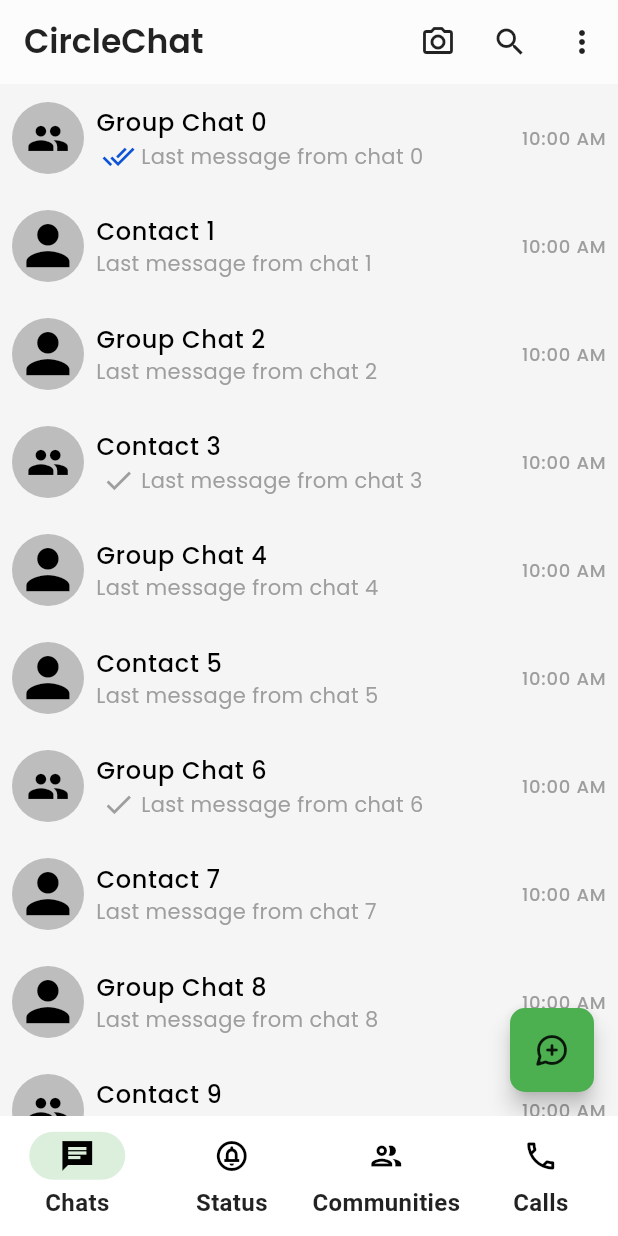
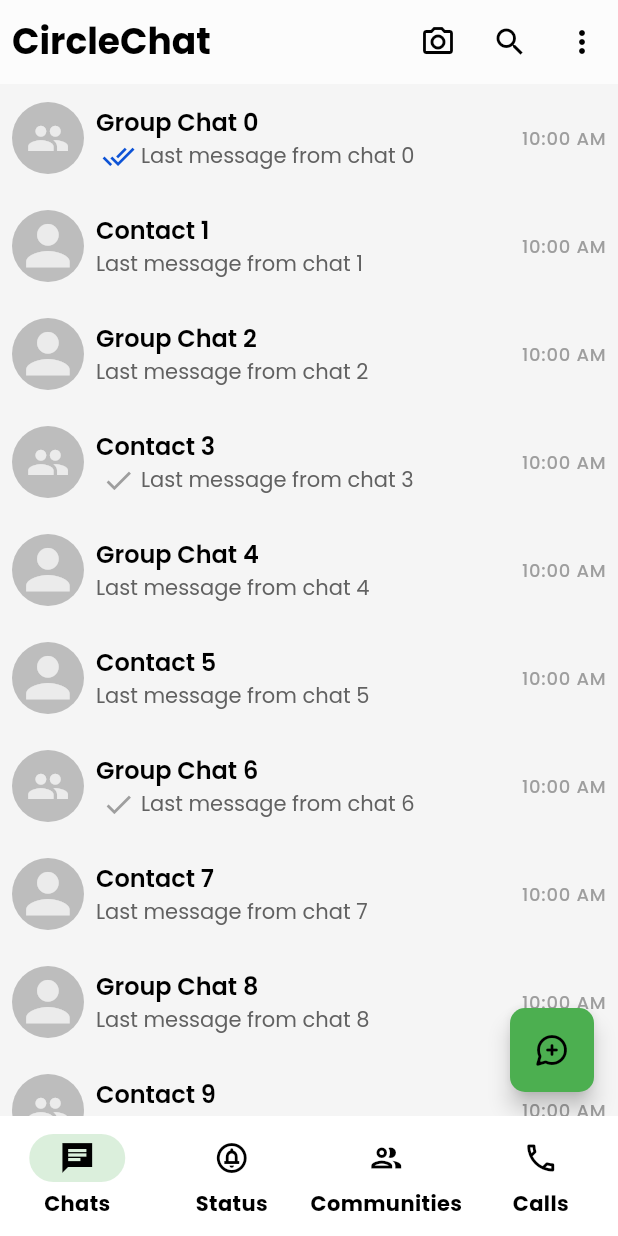
Before and after one commit to yabeye/circlechat_app, a Flutter app: the screen it shows after launch, on a phone screen of 412 x 824 dp. Run offline on Flutter 3.47's test engine with Material 3 defaults, Android fonts, the phone set to English and light mode, and no system bars; our stand-ins replace cloud_firestore, equatable, firebase_auth, firebase_core, firebase_storage, flutter_bloc and 11 more; accounts and stored records are empty.

Commit message:
Refactor navigation and chat components; enhance app colors and profile screen

```diff
--- a/lib/core/constants/asset_files.dart
+++ b/lib/core/constants/asset_files.dart
@@ -20,6 +20,7 @@ abstract class KIcons {
           child: Icon(
             Icons.person,
             size: size * .9,
+            color: AppColors.textDark,
           ),
         ),
       );
@@ -33,6 +34,7 @@ abstract class KIcons {
         child: Icon(
           Icons.group,
           size: size * .6,
+          color: AppColors.textDark,
         ),
       );
 }
--- a/lib/core/navigation/app_router.dart
+++ b/lib/core/navigation/app_router.dart
@@ -2,6 +2,7 @@ import 'package:circlechat_app/presentation/screens/auth/otp_screen.dart';
 import 'package:circlechat_app/presentation/screens/auth/phone_auth_screen.dart';
 import 'package:circlechat_app/presentation/screens/home/home_screen.dart';
 import 'package:circlechat_app/presentation/screens/profile/edit_profile_screen.dart';
+import 'package:circlechat_app/presentation/screens/settings/settings_screen.dart';
 import 'package:circlechat_app/presentation/screens/walkthrough/walkthrough_screen.dart';
 import 'package:go_router/go_router.dart';
 import 'package:circlechat_app/presentation/screens/splash/splash_screen.dart';
@@ -14,6 +15,7 @@ class AppRouter {
   static const String editProfile = '/edit-profile';
   static const String home = '/';
   static const String chat = '/chat/:chatId';
+  static const String settings = '/settings';
 
   static GoRouter router = GoRouter(
     initialLocation: home,
@@ -42,6 +44,10 @@ class AppRouter {
         path: home,
         builder: (context, state) => const HomeScreen(),
       ),
+      GoRoute(
+        path: settings,
+        builder: (context, state) => const SettingsScreen(),
+      ),
       // GoRoute(
       //   path: chatList,
       //   builder: (context, state) => ChatListScreen(),
--- a/lib/core/navigation/navigation_helper.dart
+++ b/lib/core/navigation/navigation_helper.dart
@@ -16,10 +16,11 @@ class NavigationHelper {
         path = path.replaceAll(':$key', value);
       });
     }
+
     if (replace) {
       context.go(path);
     } else {
-      context.go(path);
+      context.push(path);
     }
   }
 }
--- a/lib/core/theme/app_colors.dart
+++ b/lib/core/theme/app_colors.dart
@@ -3,14 +3,32 @@ import 'package:flutter/material.dart';
 class AppColors {
   static const Color primary = Color(0xFF4CAF50);
   static const Color secondary = Color.fromARGB(255, 187, 225, 144);
+  static Color selectedColor = AppColors.primary.withOpacity(0.1);
   static const Color accent = Color(0xFFCDDC39);
   static const Color backgroundLight = Color(0xFFF5F5F5);
   static const Color backgroundDark = Color(0xFF303030);
   static const Color cardLight = Colors.white;
   static const Color cardDark = Color(0xFF424242);
-  static const Color textLight = Colors.black87;
+  static const Color textLight = Colors.black;
   static const Color textDark = Colors.white70;
   static const Color disabled = Color(0xFFBDBDBD);
   static const Color seenIndicator = Color.fromARGB(255, 13, 83, 214);
-  static const Color selectIndicator = Color.fromRGBO(76, 175, 80, .3);
+
+  // BASIC
+  static const Color white = Color(0xFFFFFFFF);
+  static const Color black = Color(0xFF000000);
+  static const Color transparent = Color(0x00000000);
+  static const Color grey = Color(0xFF9E9E9E);
+  static const Color greyLight = Color(0xFFE0E0E0);
+  static const Color greyDark = Color(0xFF616161);
+  static const Color red = Color(0xFFD32F2F);
+  static const Color green = Color(0xFF388E3C);
+  static const Color blue = Color(0xFF1976D2);
+  static const Color blueLight = Color(0xFF64B5F6);
+  static const Color blueDark = Color(0xFF0D47A1);
+  static const Color yellow = Color(0xFFFFA000);
+  static const Color yellowLight = Color(0xFFFFD54F);
+  static const Color yellowDark = Color(0xFFFF6F00);
+  static const Color orange = Color(0xFFFF6F00);
+  static const Color orangeLight = Color(0xFFFFCC80);
 }
--- a/lib/core/theme/app_theme.dart
+++ b/lib/core/theme/app_theme.dart
@@ -3,6 +3,7 @@ import 'package:google_fonts/google_fonts.dart';
 import 'app_colors.dart';
 
 ThemeData lightTheme = ThemeData(
+  useMaterial3: true,
   brightness: Brightness.light,
   primaryColor: AppColors.primary,
   colorScheme: const ColorScheme.light(secondary: AppColors.secondary),
@@ -12,14 +13,15 @@ ThemeData lightTheme = ThemeData(
     backgroundColor: AppColors.textDark,
     foregroundColor: Colors.white,
     iconTheme: const IconThemeData(color: AppColors.textLight),
-    titleTextStyle: GoogleFonts.roboto(
-      fontWeight: FontWeight.w600,
+    titleTextStyle: GoogleFonts.poppins(
+      fontWeight: FontWeight.w500,
       color: AppColors.textLight,
-      fontSize: 22,
+      fontSize: 20,
     ),
+    titleSpacing: 0,
     surfaceTintColor: AppColors.textDark,
   ),
-  textTheme: GoogleFonts.robotoTextTheme(
+  textTheme: GoogleFonts.poppinsTextTheme(
     TextTheme(
       bodyLarge: const TextStyle(color: AppColors.textLight),
       titleLarge: const TextStyle(color: AppColors.textLight),
@@ -65,18 +67,43 @@ ThemeData lightTheme = ThemeData(
     ),
   ),
   inputDecorationTheme: InputDecorationTheme(
-    labelStyle: GoogleFonts.roboto(
+    labelStyle: GoogleFonts.poppins(
       fontSize: 12,
       color: AppColors.textLight.withValues(alpha: 0.7),
     ),
   ),
   navigationBarTheme: NavigationBarThemeData(
     labelTextStyle: WidgetStateProperty.all(
-      GoogleFonts.roboto(
-        fontSize: 16,
+      GoogleFonts.poppins(
+        fontSize: 14,
         fontWeight: FontWeight.bold,
         color: AppColors.textLight,
       ),
+    ),
+  ),
+  dividerTheme: DividerThemeData(
+    color: AppColors.textLight.withOpacity(0.2),
+    thickness: 1,
+    space: 8,
+  ),
+  listTileTheme: ListTileThemeData(
+    textColor: AppColors.textLight,
+    iconColor: AppColors.textLight,
+    selectedColor: AppColors.primary,
+    selectedTileColor: AppColors.selectedColor,
+    shape: RoundedRectangleBorder(
+      borderRadius: BorderRadius.circular(8),
+    ),
+    titleTextStyle: GoogleFonts.poppins(
+      fontSize: 15,
+      fontWeight: FontWeight.normal,
+      color: AppColors.textLight,
+    ),
+    subtitleTextStyle: GoogleFonts.poppins(
+      fontSize: 14,
+      fontWeight: FontWeight.w400,
+      // color: AppColors.textLight.withOpacity(0.6),
+      color: AppColors.greyDark,
     ),
   ),
 );
@@ -92,8 +119,13 @@ ThemeData darkTheme = ThemeData(
     foregroundColor: Colors.white,
     iconTheme: const IconThemeData(color: AppColors.textDark),
     surfaceTintColor: Colors.grey[850],
+    titleTextStyle: GoogleFonts.poppins(
+      fontWeight: FontWeight.w800,
+      color: AppColors.textDark,
+      fontSize: 18,
+    ),
   ),
-  textTheme: GoogleFonts.robotoTextTheme(
+  textTheme: GoogleFonts.poppinsTextTheme(
     TextTheme(
       bodyLarge: const TextStyle(color: AppColors.textDark),
       titleLarge: const TextStyle(color: AppColors.textDark),
@@ -132,8 +164,8 @@ ThemeData darkTheme = ThemeData(
   ),
   navigationBarTheme: NavigationBarThemeData(
     labelTextStyle: WidgetStateProperty.all(
-      GoogleFonts.roboto(
-        fontSize: 16,
+      GoogleFonts.poppins(
+        fontSize: 12,
         fontWeight: FontWeight.bold,
         color: AppColors.textDark,
       ),
--- a/lib/presentation/cubit/chat/chat_cubit.dart
+++ b/lib/presentation/cubit/chat/chat_cubit.dart
@@ -1,6 +1,5 @@
-// lib/presentation/cubits/chat_cubit.dart
-import 'package:bloc/bloc.dart';
 import 'package:equatable/equatable.dart';
+import 'package:flutter_bloc/flutter_bloc.dart';
 
 part 'chat_state.dart';
 
--- a/lib/presentation/screens/chat/chat_app_bar.dart
+++ b/lib/presentation/screens/chat/chat_app_bar.dart
@@ -1,3 +1,6 @@
+import 'package:circlechat_app/core/constants/app_sizes.dart';
+import 'package:circlechat_app/core/navigation/app_router.dart';
+import 'package:circlechat_app/core/navigation/navigation_helper.dart';
 import 'package:circlechat_app/presentation/cubit/chat/chat_cubit.dart';
 import 'package:flutter/material.dart';
 import 'package:flutter_bloc/flutter_bloc.dart';
@@ -9,12 +12,14 @@ class ChatMainAppBar extends StatelessWidget implements PreferredSizeWidget {
   @override
   Widget build(BuildContext context) {
     return AppBar(
-      title: Text(
+      titleSpacing: AppSizes.globalPadding,
+      titleTextStyle: GoogleFonts.poppins(
+        fontWeight: FontWeight.bold,
+        color: Theme.of(context).textTheme.bodyLarge?.color,
+        fontSize: 24,
+      ),
+      title: const Text(
         'CircleChat',
-        style: GoogleFonts.poppins(
-          fontWeight: FontWeight.w600,
-          color: Theme.of(context).textTheme.bodyLarge?.color,
-        ),
       ),
       actions: <Widget>[
         IconButton(
@@ -37,6 +42,7 @@ class ChatMainAppBar extends StatelessWidget implements PreferredSizeWidget {
               case 'Starred Messages':
                 break;
               case 'Settings':
+                NavigationHelper.navigateTo(context, AppRouter.settings);
                 break;
             }
           },
--- a/lib/presentation/screens/chat/chat_list_screen.dart
+++ b/lib/presentation/screens/chat/chat_list_screen.dart
@@ -1,5 +1,3 @@
-// lib/presentation/screens/chat/chat_list_screen.dart
-import 'package:circlechat_app/core/constants/app_sizes.dart';
 import 'package:circlechat_app/core/theme/app_colors.dart';
 import 'package:circlechat_app/data/models/chat_model.dart';
 import 'package:circlechat_app/presentation/cubit/auth/auth_cubit.dart';
--- a/lib/presentation/screens/chat/chat_list_tile.dart
+++ b/lib/presentation/screens/chat/chat_list_tile.dart
@@ -38,8 +38,9 @@ class ChatListTileState extends State<ChatListTile> {
         }
       },
       child: Container(
-        color: isSelected ? AppColors.selectIndicator : Colors.transparent,
+        // color: isSelected ? AppColors.selectIndicator : Colors.transparent,
         child: ListTile(
+          selected: isSelected,
           contentPadding: const EdgeInsets.symmetric(
             horizontal: AppSizes.globalPadding,
           ),
@@ -51,22 +52,22 @@ class ChatListTileState extends State<ChatListTile> {
                   ? KIcons.defaultGroupProfilePic()
                   : KIcons.defaultProfilePic(),
               Positioned(
-                bottom: 0,
-                right: 0,
+                bottom: -2,
+                right: -2,
                 child: isSelected
                     ? Container(
                         decoration: BoxDecoration(
                           color: AppColors.primary,
                           borderRadius: BorderRadius.circular(100),
                           border: Border.all(
-                              color: AppColors.selectIndicator, width: 2),
+                            color: AppColors.selectedColor,
+                            width: 3,
+                          ),
                         ),
-                        child: const Padding(
-                          padding: EdgeInsets.all(2.0),
-                          child: Icon(
-                            Icons.check_outlined,
-                            size: 18,
-                          ),
+                        child: const Icon(
+                          Icons.check,
+                          size: 22,
+                          color: AppColors.black,
                         ),
                       )
                     : const SizedBox(),
@@ -75,10 +76,10 @@ class ChatListTileState extends State<ChatListTile> {
           ),
           title: Text(
             widget.chatModel.chatName ?? '',
-            style: GoogleFonts.poppins(
-              fontWeight: FontWeight.w500,
-              fontSize: 16,
-            ),
+            style: Theme.of(context).listTileTheme.titleTextStyle!.copyWith(
+                  fontWeight: FontWeight.w600,
+                  fontSize: 16,
+                ),
           ),
           horizontalTitleGap: 8,
           subtitle: Row(
@@ -110,11 +111,8 @@ class ChatListTileState extends State<ChatListTile> {
               Expanded(
                 child: Text(
                   widget.chatModel.lastMessage ?? '',
-                  style: GoogleFonts.poppins(
-                    color: Colors.grey,
-                    fontSize: 14,
-                  ),
-                  overflow: TextOverflow.ellipsis, // Add overflow handling
+                  overflow: TextOverflow.ellipsis,
+                  style: Theme.of(context).listTileTheme.subtitleTextStyle,
                 ),
               ),
             ],
--- a/pubspec.yaml
+++ b/pubspec.yaml
@@ -30,6 +30,7 @@ environment:
 dependencies:
   cloud_firestore: ^5.6.5
   cupertino_icons: ^1.0.8
+  equatable: ^2.0.7
   firebase_auth: ^5.5.1
   firebase_core: ^3.12.1
   firebase_storage: ^12.4.4
```
Also changed, not shown: lib/presentation/screens/profile/edit_profile_screen.dart (+1 -7 lines), lib/presentation/screens/settings/settings_screen.dart (added, +119 -0 lines), lib/presentation/widgets/app_widgets/app_listtile.dart (added, +53 -0 lines), pubspec.lock.
